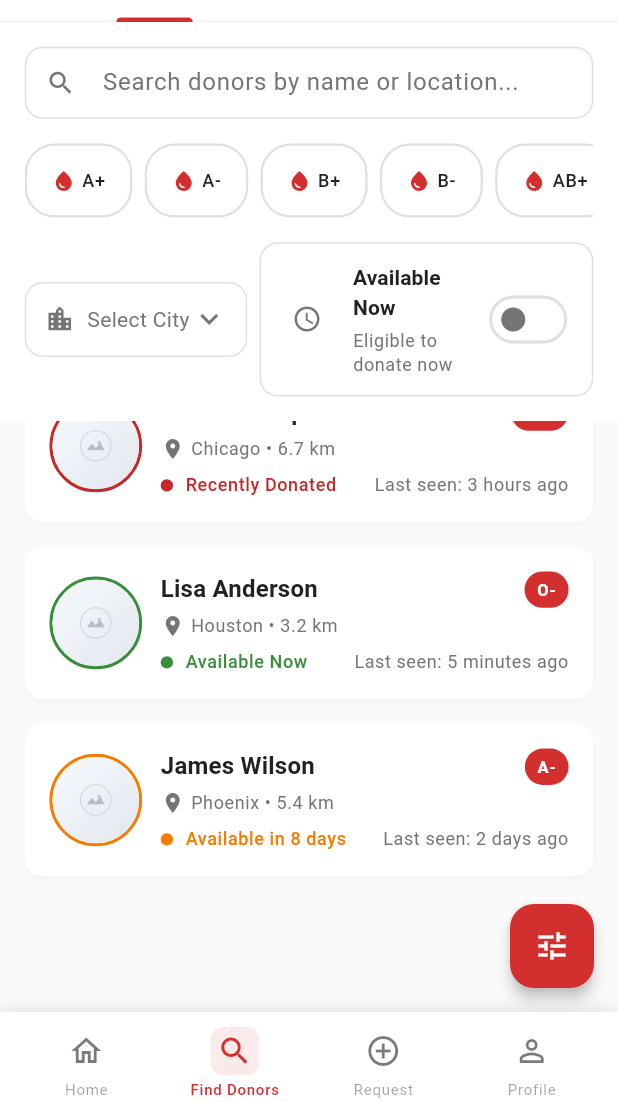
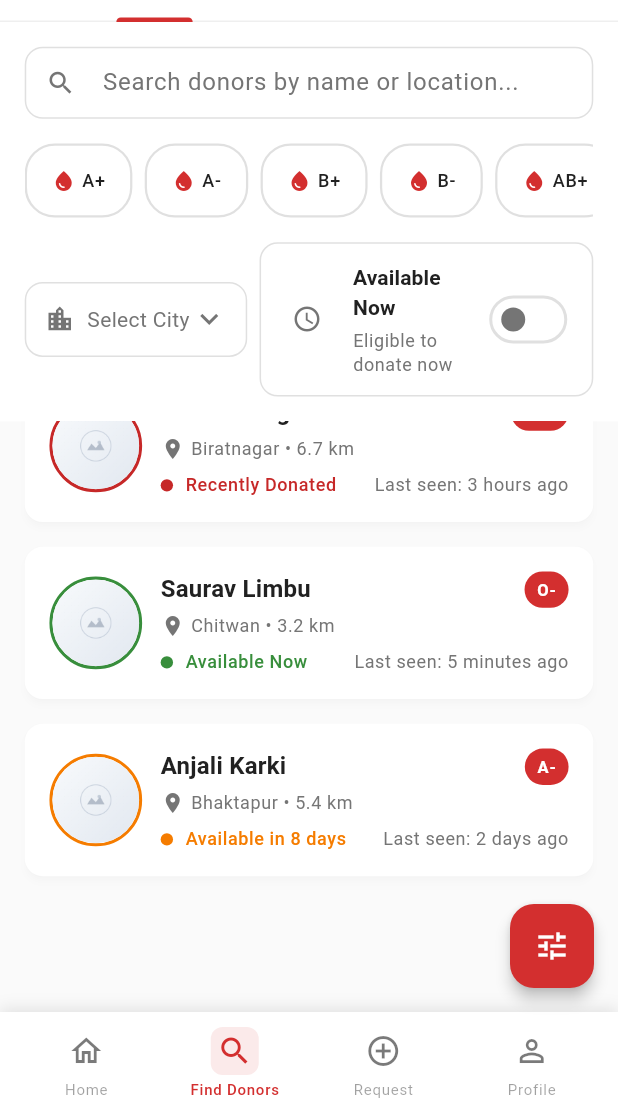
Before and after one commit to kuldeepmandal/bloodconnect_4123, a Flutter app: the DonorSearch screen opened by its route, scrolled down 405 dp, on a phone screen of 412 x 824 dp, the part 134-1236 px from its top. Run offline on Flutter 3.47's test engine with Material 3 defaults, Android fonts, the phone set to English and light mode, and no system bars; drawn by our look-alikes of cached_network_image, flutter_slidable; our stand-ins replace connectivity_plus, fl_chart, flutter_svg, google_fonts, image_picker, permission_handler and 1 more; network calls fail.

Commit message:
Latest code updated

```diff
--- a/lib/presentation/donor_search/donor_search.dart
+++ b/lib/presentation/donor_search/donor_search.dart
@@ -47,31 +47,31 @@ class _DonorSearchState extends State<DonorSearch>
     'O-'
   ];
   final List<String> _cities = [
-    'New York',
-    'Los Angeles',
-    'Chicago',
-    'Houston',
-    'Phoenix',
-    'Philadelphia',
-    'San Antonio',
-    'San Diego',
-    'Dallas',
-    'San Jose'
+    'Kathmandu',
+    'Lalitpur',
+    'Pokhara',
+    'Biratnagar',
+    'Chitwan',
+    'Bhaktapur',
+    'Dharan',
+    'Butwal',
+    'Nepalgunj',
+    'Janakpur'
   ];
 
   final List<Map<String, dynamic>> _mockDonors = [
     {
       "id": 1,
-      "name": "Sarah Johnson",
+      "name": "Aayush Sharma",
       "bloodType": "O+",
-      "city": "New York",
+      "city": "Kathmandu",
       "status": "available",
       "distance": "2.3 km",
       "lastSeen": "2 hours ago",
       "profileImage":
           "https://cdn.pixabay.com/photo/2015/03/04/22/35/avatar-659652_640.png",
       "age": 28,
-      "gender": "female",
+      "gender": "male",
       "verified": true,
       "donationCount": 5,
       "lastDonation": "2024-06-15",
@@ -79,16 +79,16 @@ class _DonorSearchState extends State<DonorSearch>
     },
     {
       "id": 2,
-      "name": "Michael Rodriguez",
+      "name": "Pooja Thapa",
       "bloodType": "A+",
-      "city": "New York",
+      "city": "Lalitpur",
       "status": "available_soon",
       "distance": "4.1 km",
       "lastSeen": "1 day ago",
       "profileImage":
           "https://cdn.pixabay.com/photo/2015/03/04/22/35/avatar-659652_640.png",
       "age": 34,
-      "gender": "male",
+      "gender": "female",
       "verified": true,
       "donationCount": 12,
       "lastDonation": "2024-07-20",
@@ -96,16 +96,16 @@ class _DonorSearchState extends State<DonorSearch>
     },
     {
       "id": 3,
-      "name": "Emily Chen",
+      "name": "Bikram Rai",
       "bloodType": "B-",
-      "city": "Los Angeles",
+      "city": "Pokhara",
       "status": "available",
       "distance": "1.8 km",
       "lastSeen": "30 minutes ago",
       "profileImage":
           "https://cdn.pixabay.com/photo/2015/03/04/22/35/avatar-659652_640.png",
       "age": 25,
-      "gender": "female",
+      "gender": "male",
       "verified": false,
       "donationCount": 3,
       "lastDonation": null,
@@ -113,16 +113,16 @@ class _DonorSearchState extends State<DonorSearch>
     },
     {
       "id": 4,
-      "name": "David Thompson",
+      "name": "Sita Gurung",
       "bloodType": "AB+",
-      "city": "Chicago",
+      "city": "Biratnagar",
       "status": "recently_donated",
       "distance": "6.7 km",
       "lastSeen": "3 hours ago",
       "profileImage":
           "https://cdn.pixabay.com/photo/2015/03/04/22/35/avatar-659652_640.png",
       "age": 42,
-      "gender": "male",
+      "gender": "female",
       "verified": true,
       "donationCount": 8,
       "lastDonation": "2024-08-25",
@@ -130,16 +130,16 @@ class _DonorSearchState extends State<DonorSearch>
     },
     {
       "id": 5,
-      "name": "Lisa Anderson",
+      "name": "Saurav Limbu",
       "bloodType": "O-",
-      "city": "Houston",
+      "city": "Chitwan",
       "status": "available",
       "distance": "3.2 km",
       "lastSeen": "5 minutes ago",
       "profileImage":
           "https://cdn.pixabay.com/photo/2015/03/04/22/35/avatar-659652_640.png",
       "age": 31,
-      "gender": "female",
+      "gender": "male",
       "verified": true,
       "donationCount": 15,
       "lastDonation": "2024-05-10",
@@ -147,16 +147,16 @@ class _DonorSearchState extends State<DonorSearch>
     },
     {
       "id": 6,
-      "name": "James Wilson",
+      "name": "Anjali Karki",
       "bloodType": "A-",
-      "city": "Phoenix",
+      "city": "Bhaktapur",
       "status": "available_soon",
       "distance": "5.4 km",
       "lastSeen": "2 days ago",
       "profileImage":
           "https://cdn.pixabay.com/photo/2015/03/04/22/35/avatar-659652_640.png",
       "age": 29,
-      "gender": "male",
+      "gender": "female",
       "verified": false,
       "donationCount": 2,
       "lastDonation": "2024-07-30",
```
